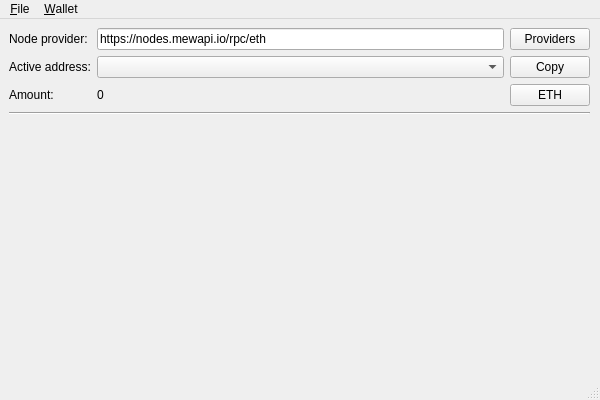
This is UI/MainWindow.ui in tokimay/full_access_wallet as Qt 5 draws it before an edit. The edited form follows.
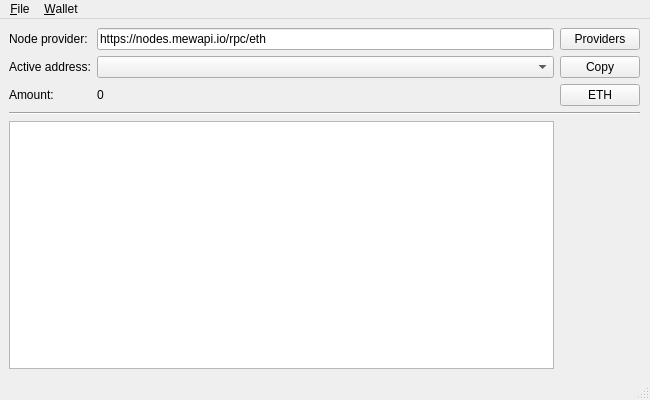
This is the edited form.

The edit to the form file:
```diff
--- a/UI/MainWindow.ui
+++ b/UI/MainWindow.ui
@@ -6,7 +6,7 @@
    <rect>
     <x>0</x>
     <y>0</y>
-    <width>600</width>
+    <width>650</width>
     <height>400</height>
    </rect>
   </property>
@@ -19,7 +19,7 @@
      <rect>
       <x>9</x>
       <y>9</y>
-      <width>581</width>
+      <width>631</width>
       <height>341</height>
      </rect>
     </property>
@@ -103,6 +103,9 @@
      <item row="1" column="1">
       <widget class="QComboBox" name="comboBox_activeAddress_val"/>
      </item>
+     <item row="4" column="0" colspan="2">
+      <widget class="QTextEdit" name="textEdit_main"/>
+     </item>
     </layout>
    </widget>
   </widget>
@@ -111,7 +114,7 @@
     <rect>
      <x>0</x>
      <y>0</y>
-     <width>600</width>
+     <width>650</width>
      <height>24</height>
     </rect>
    </property>
```
Left out of the diff: 31 changed lines with no effect on the pictures.
